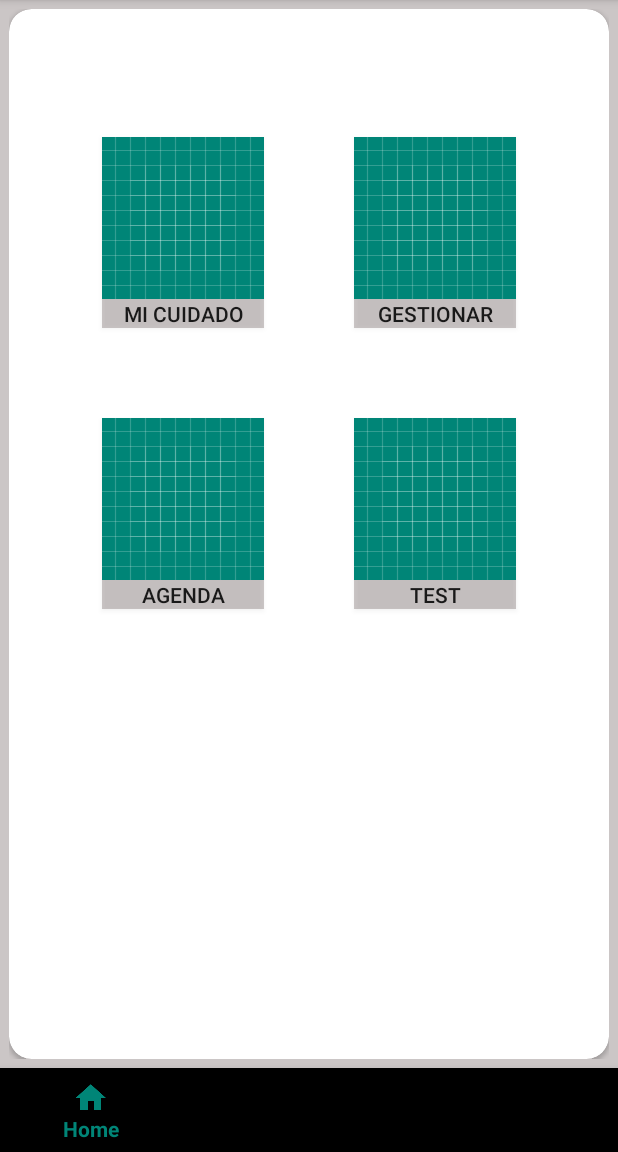
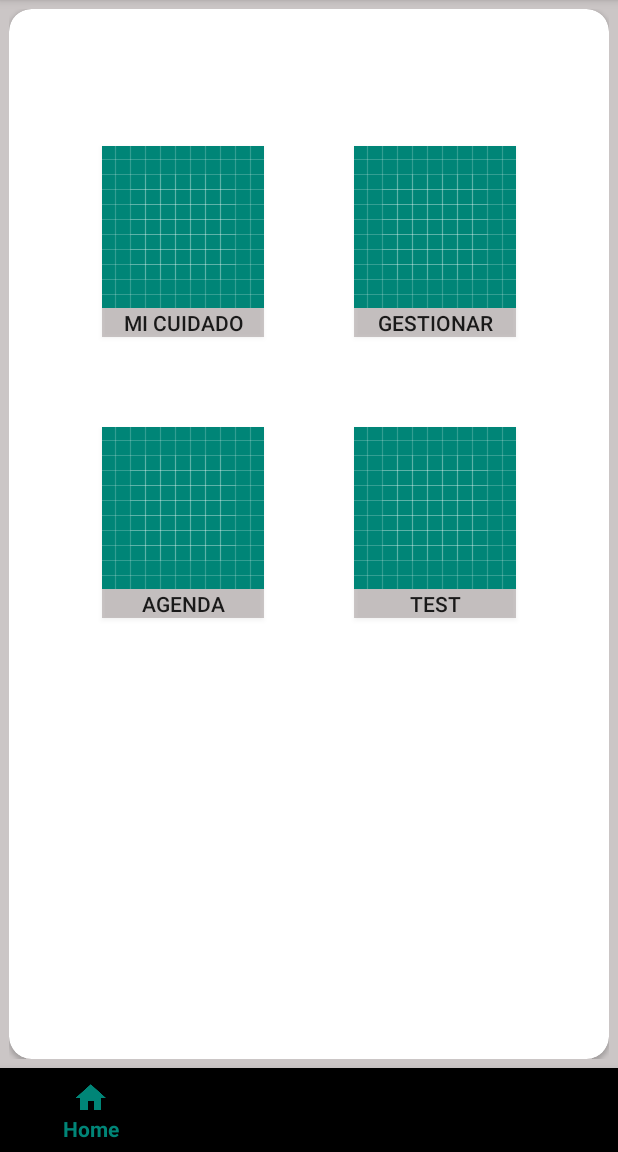
Before and after one commit to JonathanWick10/ProyectoFinal, an Android app: the screen it shows after launch (MainCarer), on a phone screen of 412 x 824 dp, the part 84-1236 px from its top. Run offline under Robolectric (Android 15) with nearby library versions, the phone set to English and light mode, and no system bars.

Commit message:
Fix PatientAdapter.java

```diff
--- a/app/src/main/java/com/jonathan/proyectofinal/adapters/PatientsAdapter.java
+++ b/app/src/main/java/com/jonathan/proyectofinal/adapters/PatientsAdapter.java
@@ -62,7 +62,7 @@ public class PatientsAdapter extends RecyclerView.Adapter<PatientsAdapter.Patien
     public void onBindViewHolder(PatientViewHolder holder, final int position) {
 
         Patient patientholder=listPatients.get(position);
-        holder.name.setText(patientholder.getName());
+        holder.name.setText(patientholder.getFirstName());
         holder.id.setText(patientholder.getAge());   //Review (long)
        // holder.imagePatient.setImageResource(patientholder.id);
         holder.imageDelete.setOnClickListener(new View.OnClickListener(){
--- a/app/src/main/res/layout/fragment_cu_home.xml
+++ b/app/src/main/res/layout/fragment_cu_home.xml
@@ -23,6 +23,7 @@
 
             <FrameLayout
                 android:id="@+id/containerHome"
+                android:padding="6dp"
                 android:layout_width="match_parent"
                 android:layout_height="match_parent">
 
--- a/app/src/main/res/layout/fragment_cu_information.xml
+++ b/app/src/main/res/layout/fragment_cu_information.xml
@@ -3,7 +3,8 @@
     xmlns:tools="http://schemas.android.com/tools"
     android:orientation="vertical" android:layout_width="match_parent"
     android:layout_height="match_parent"
-    tools:context=".fragments.carer.InformationFragment">
+    tools:context=".fragments.carer.InformationFragment"
+    android:padding="6dp">
 
     <TextView
         android:layout_width="wrap_content"
```
